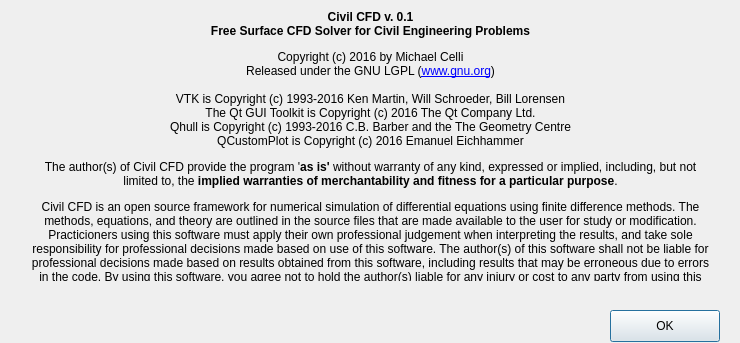
Old version of the form gui/about.ui in the repository civilcfd/Civil-CFD.
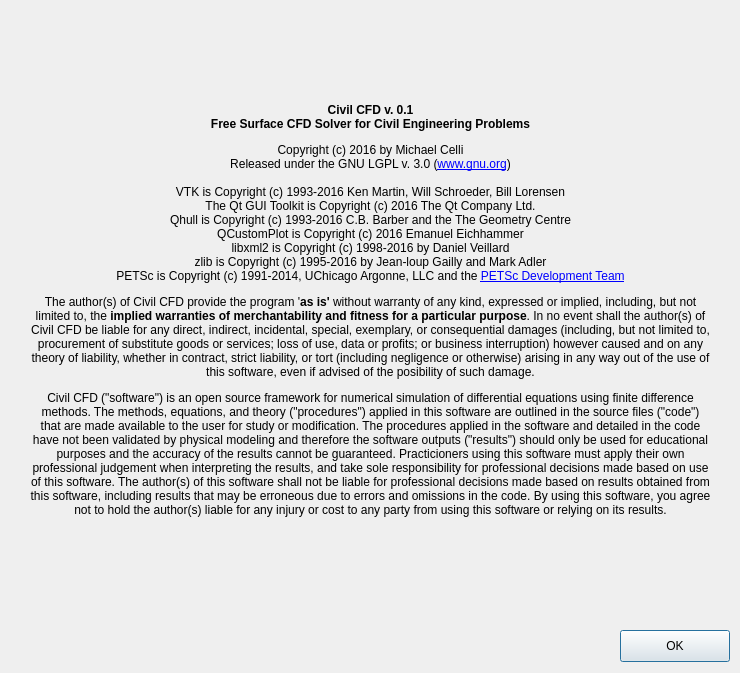
New version of the form. Icons and pictures are not drawn.

Patch:
```diff
--- a/gui/about.ui
+++ b/gui/about.ui
@@ -7,7 +7,7 @@
     <x>0</x>
     <y>0</y>
     <width>740</width>
-    <height>343</height>
+    <height>673</height>
    </rect>
   </property>
   <property name="windowTitle">
@@ -38,11 +38,11 @@
      <x>30</x>
      <y>10</y>
      <width>681</width>
-     <height>271</height>
+     <height>601</height>
     </rect>
    </property>
    <property name="text">
-    <string>&lt;html&gt;&lt;head/&gt;&lt;body&gt;&lt;p align=&quot;center&quot;&gt;&lt;span style=&quot; font-weight:600;&quot;&gt;Civil CFD v. 0.1&lt;br/&gt;Free Surface CFD Solver for Civil Engineering Problems&lt;/span&gt;&lt;/p&gt;&lt;p align=&quot;center&quot;&gt;Copyright (c) 2016 by Michael Celli&lt;br/&gt;Released under the GNU LGPL (&lt;a href=&quot;www.gnu.org&quot;&gt;&lt;span style=&quot; text-decoration: underline; color:#0000ff;&quot;&gt;www.gnu.org&lt;/span&gt;&lt;/a&gt;)&lt;br/&gt;&lt;br/&gt;VTK is Copyright (c) 1993-2016 Ken Martin, Will Schroeder, Bill Lorensen&lt;br/&gt;The Qt GUI Toolkit is Copyright (c) 2016 The Qt Company Ltd.&lt;br/&gt;Qhull is Copyright (c) 1993-2016 C.B. Barber and the The Geometry Centre&lt;br/&gt;QCustomPlot is Copyright (c) 2016 Emanuel Eichhammer&lt;/p&gt;&lt;p align=&quot;center&quot;&gt;The author(s) of Civil CFD provide the program '&lt;span style=&quot; font-weight:600;&quot;&gt;as is'&lt;/span&gt; without warranty of any kind, expressed or implied, including, but not limited to, the &lt;span style=&quot; font-weight:600;&quot;&gt;implied warranties of merchantability and fitness for a particular purpose&lt;/span&gt;.&lt;/p&gt;&lt;p align=&quot;center&quot;&gt;Civil CFD is an open source framework for numerical simulation of differential equations using finite difference methods. The methods, equations, and theory are outlined in the source files that are made available to the user for study or modification. Practicioners using this software must apply their own professional judgement when interpreting the results, and take sole responsibility for professional decisions made based on use of this software. The author(s) of this software shall not be liable for professional decisions made based on results obtained from this software, including results that may be erroneous due to errors in the code. By using this software, you agree not to hold the author(s) liable for any injury or cost to any party from using this software or relying on its results.&lt;/p&gt;&lt;/body&gt;&lt;/html&gt;</string>
+    <string>&lt;html&gt;&lt;head/&gt;&lt;body&gt;&lt;p align=&quot;center&quot;&gt;&lt;span style=&quot; font-weight:600;&quot;&gt;Civil CFD v. 0.1&lt;br/&gt;Free Surface CFD Solver for Civil Engineering Problems&lt;/span&gt;&lt;/p&gt;&lt;p align=&quot;center&quot;&gt;Copyright (c) 2016 by Michael Celli&lt;br/&gt;Released under the GNU LGPL v. 3.0 (&lt;a href=&quot;www.gnu.org&quot;&gt;&lt;span style=&quot; text-decoration: underline; color:#0000ff;&quot;&gt;www.gnu.org&lt;/span&gt;&lt;/a&gt;)&lt;br/&gt;&lt;br/&gt;VTK is Copyright (c) 1993-2016 Ken Martin, Will Schroeder, Bill Lorensen&lt;br/&gt;The Qt GUI Toolkit is Copyright (c) 2016 The Qt Company Ltd.&lt;br/&gt;Qhull is Copyright (c) 1993-2016 C.B. Barber and the The Geometry Centre&lt;br/&gt;QCustomPlot is Copyright (c) 2016 Emanuel Eichhammer&lt;br/&gt;libxml2 is Copyright (c) 1998-2016 by Daniel Veillard&lt;br/&gt;zlib is Copyright (c) 1995-2016 by Jean-loup Gailly and Mark Adler&lt;br/&gt;PETSc is Copyright (c) 1991-2014, UChicago Argonne, LLC and the &lt;a href=&quot;http://www.mcs.anl.gov/petsc/miscellaneous/index.html&quot;&gt;&lt;span style=&quot; text-decoration: underline; color:#0000ff;&quot;&gt;PETSc Development Team&lt;/span&gt;&lt;/a&gt;&lt;/p&gt;&lt;p align=&quot;center&quot;&gt;The author(s) of Civil CFD provide the program '&lt;span style=&quot; font-weight:600;&quot;&gt;as is'&lt;/span&gt; without warranty of any kind, expressed or implied, including, but not limited to, the &lt;span style=&quot; font-weight:600;&quot;&gt;implied warranties of merchantability and fitness for a particular purpose&lt;/span&gt;. In no event shall the author(s) of Civil CFD be liable for any direct, indirect, incidental, special, exemplary, or consequential damages (including, but not limited to, procurement of substitute goods or services; loss of use, data or profits; or business interruption) however caused and on any theory of liability, whether in contract, strict liability, or tort (including negligence or otherwise) arising in any way out of the use of this software, even if advised of the posibility of such damage.&lt;/p&gt;&lt;p align=&quot;center&quot;&gt;Civil CFD (&amp;quot;software&amp;quot;) is an open source framework for numerical simulation of differential equations using finite difference methods. The methods, equations, and theory (&amp;quot;procedures&amp;quot;) applied in this software are outlined in the source files (&amp;quot;code&amp;quot;) that are made available to the user for study or modification. The procedures applied in the software and detailed in the code have not been validated by physical modeling and therefore the software outputs (&amp;quot;results&amp;quot;) should only be used for educational purposes and the accuracy of the results cannot be guaranteed. Practicioners using this software must apply their own professional judgement when interpreting the results, and take sole responsibility for professional decisions made based on use of this software. The author(s) of this software shall not be liable for professional decisions made based on results obtained from this software, including results that may be erroneous due to errors and omissions in the code. By using this software, you agree not to hold the author(s) liable for any injury or cost to any party from using this software or relying on its results.&lt;/p&gt;&lt;/body&gt;&lt;/html&gt;</string>
    </property>
    <property name="textFormat">
     <enum>Qt::RichText</enum>
@@ -54,8 +54,8 @@
   <widget class="QPushButton" name="OK">
    <property name="geometry">
     <rect>
-     <x>610</x>
-     <y>310</y>
+     <x>620</x>
+     <y>630</y>
      <width>110</width>
      <height>32</height>
     </rect>
```
